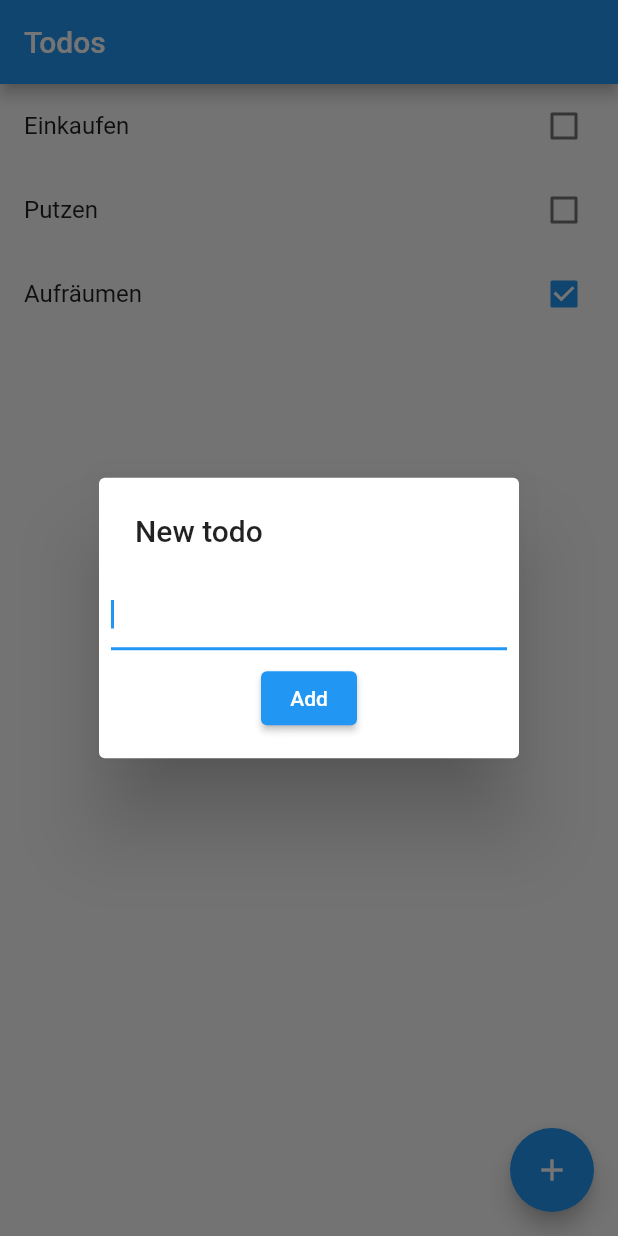
After one commit to binaerverkehr/flutter_hive_test, a Flutter app: the screen it shows after launch, after a tap on the "add" icon, on a phone screen of 412 x 824 dp. The commit adds this screen. Run offline on Flutter 3.47's test engine with Material 2 defaults, Android fonts, the phone set to English and light mode, and no system bars.

Commit message:
Implemented all features without Hive

```diff
--- a/lib/app.dart
+++ b/lib/app.dart
@@ -1,4 +1,5 @@
 import 'package:flutter/material.dart';
+import 'package:flutter_hive_test/pages/todo_list_page.dart';
 
 class MyApp extends StatelessWidget {
   const MyApp({Key? key}) : super(key: key);
@@ -10,7 +11,7 @@ class MyApp extends StatelessWidget {
       theme: ThemeData(
         primarySwatch: Colors.blue,
       ),
-      home: const Placeholder(),
+      home: TodoListPage(),
     );
   }
 }
--- a/lib/models/todo.dart
+++ b/lib/models/todo.dart
@@ -1,3 +1,5 @@
+import 'dart:convert';
+
 class Todo {
   final String title;
   final bool completed;
@@ -6,4 +8,45 @@ class Todo {
     required this.title,
     required this.completed,
   });
+
+  Todo copyWith({
+    String? title,
+    bool? completed,
+  }) {
+    return Todo(
+      title: title ?? this.title,
+      completed: completed ?? this.completed,
+    );
+  }
+
+  Map<String, dynamic> toMap() {
+    return {
+      'title': title,
+      'completed': completed,
+    };
+  }
+
+  factory Todo.fromMap(Map<String, dynamic> map) {
+    return Todo(
+      title: map['title'] ?? '',
+      completed: map['completed'] ?? false,
+    );
+  }
+
+  String toJson() => json.encode(toMap());
+
+  factory Todo.fromJson(String source) => Todo.fromMap(json.decode(source));
+
+  @override
+  String toString() => 'Todo(title: $title, completed: $completed)';
+
+  @override
+  bool operator ==(Object other) {
+    if (identical(this, other)) return true;
+
+    return other is Todo && other.title == title && other.completed == completed;
+  }
+
+  @override
+  int get hashCode => title.hashCode ^ completed.hashCode;
 }
--- /dev/null
+++ b/lib/pages/todo_list_page.dart
@@ -0,0 +1,134 @@
+import 'package:flutter/material.dart';
+
+import '../models/todo.dart';
+
+class TodoListPage extends StatefulWidget {
+  const TodoListPage({Key? key}) : super(key: key);
+
+  @override
+  State<TodoListPage> createState() => _TodoListPageState();
+}
+
+class _TodoListPageState extends State<TodoListPage> {
+  final TextEditingController _todoTitleController = TextEditingController();
+
+  final List<Todo> todos = [
+    Todo(title: "Einkaufen", completed: false),
+    Todo(title: "Putzen", completed: false),
+    Todo(title: "Aufräumen", completed: true),
+  ];
+
+  @override
+  Widget build(BuildContext context) {
+    return Scaffold(
+      appBar: AppBar(
+        title: const Text("Todos"),
+      ),
+      body: ListView.builder(
+        itemCount: todos.length,
+        itemBuilder: (context, index) {
+          final currentTodo = todos[index];
+
+          return InkWell(
+            onLongPress: () {
+              _todoTitleController.text = currentTodo.title;
+              showDialog(
+                  context: context,
+                  builder: (context) {
+                    return SimpleDialog(
+                      title: const Text("Update todo"),
+                      children: [
+                        Padding(
+                          padding: const EdgeInsets.all(8.0),
+                          child: TextFormField(
+                            autofocus: true,
+                            controller: _todoTitleController,
+                          ),
+                        ),
+                        Row(
+                          mainAxisAlignment: MainAxisAlignment.spaceEvenly,
+                          children: [
+                            ElevatedButton(
+                                onPressed: () {
+                                  setState(() {
+                                    todos.remove(currentTodo);
+                                  });
+                                  _todoTitleController.clear();
+                                  Navigator.pop(context);
+                                },
+                                child: const Text("Delete"),
+                                style: ElevatedButton.styleFrom(primary: Colors.red)),
+                            ElevatedButton(
+                              onPressed: () {
+                                //* Get todo index from list
+                                final currentTodoIndex = todos.indexOf(currentTodo);
+
+                                setState(() {
+                                  //* Exchange todos
+                                  todos[currentTodoIndex] = currentTodo.copyWith(title: _todoTitleController.text);
+                                });
+                                _todoTitleController.clear();
+                                Navigator.pop(context);
+                              },
+                              child: const Text("Update"),
+                            ),
+                          ],
+                        )
+                      ],
+                    );
+                  });
+            },
+            child: CheckboxListTile(
+              title: Text(currentTodo.title),
+              value: currentTodo.completed,
+              onChanged: (newValue) {
+                //* Get current todo's index
+                final indexOfCurrentTodo = todos.indexOf(currentTodo);
+                //* Exchange todo with new todo
+                setState(() {
+                  todos[indexOfCurrentTodo] = currentTodo.copyWith(completed: !currentTodo.completed);
+                });
+              },
+            ),
+          );
+        },
+      ),
+      floatingActionButton: FloatingActionButton(
+        onPressed: () {
+          showDialog(
+              context: context,
+              builder: (context) {
+                return SimpleDialog(
+                  title: const Text("New todo"),
+                  children: [
+                    Padding(
+                      padding: const EdgeInsets.all(8.0),
+                      child: TextFormField(
+                        autofocus: true,
+                        controller: _todoTitleController,
+                      ),
+                    ),
+                    Row(
+                      mainAxisAlignment: MainAxisAlignment.spaceEvenly,
+                      children: [
+                        ElevatedButton(
+                          onPressed: () {
+                            setState(() {
+                              todos.add(Todo(title: _todoTitleController.text, completed: false));
+                            });
+                            _todoTitleController.clear();
+                            Navigator.pop(context);
+                          },
+                          child: const Text("Add"),
+                        ),
+                      ],
+                    )
+                  ],
+                );
+              });
+        },
+        child: const Icon(Icons.add),
+      ),
+    );
+  }
+}
```
